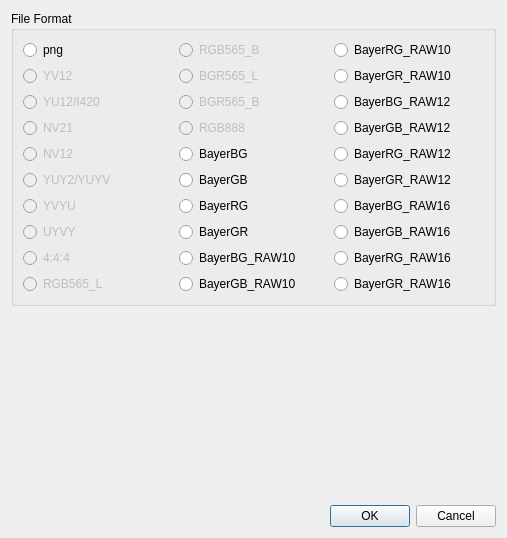
Qt form src/UI_ImgExport.ui (QQxiaoming/YUVviewer) before a commit.
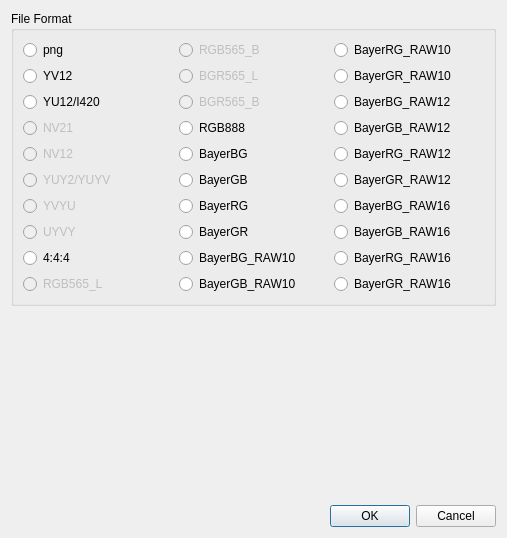
The same form after that commit.

Patch:
```diff
--- a/src/UI_ImgExport.ui
+++ b/src/UI_ImgExport.ui
@@ -32,7 +32,7 @@
         <item>
          <widget class="QRadioButton" name="f1RadioButton">
           <property name="enabled">
-           <bool>false</bool>
+           <bool>true</bool>
           </property>
           <property name="text">
            <string>YV12</string>
@@ -42,7 +42,7 @@
         <item>
          <widget class="QRadioButton" name="f2RadioButton">
           <property name="enabled">
-           <bool>false</bool>
+           <bool>true</bool>
           </property>
           <property name="text">
            <string>YU12/I420</string>
@@ -102,7 +102,7 @@
         <item>
          <widget class="QRadioButton" name="f8RadioButton">
           <property name="enabled">
-           <bool>false</bool>
+           <bool>true</bool>
           </property>
           <property name="text">
            <string>4:4:4</string>
@@ -156,7 +156,7 @@
         <item>
          <widget class="QRadioButton" name="f13RadioButton">
           <property name="enabled">
-           <bool>false</bool>
+           <bool>true</bool>
           </property>
           <property name="text">
            <string>RGB888</string>
```
